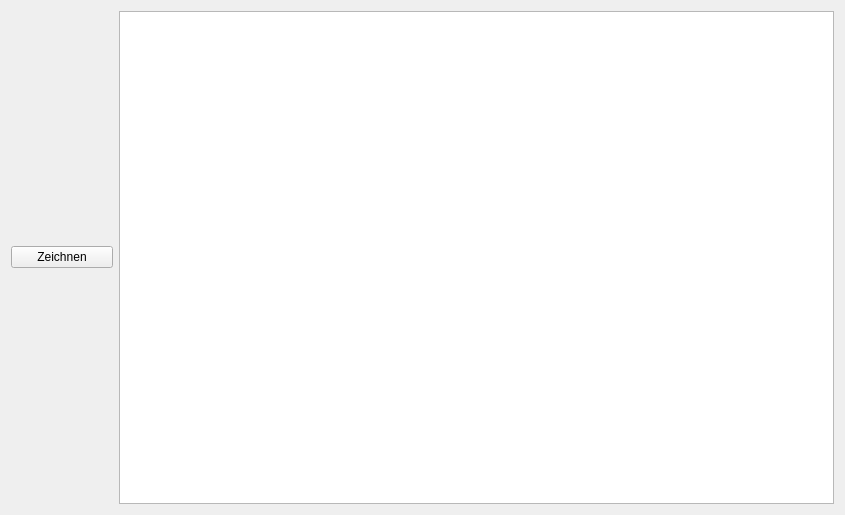
Qt form src/mainwindow.ui (3ricS/NOR) before a commit.
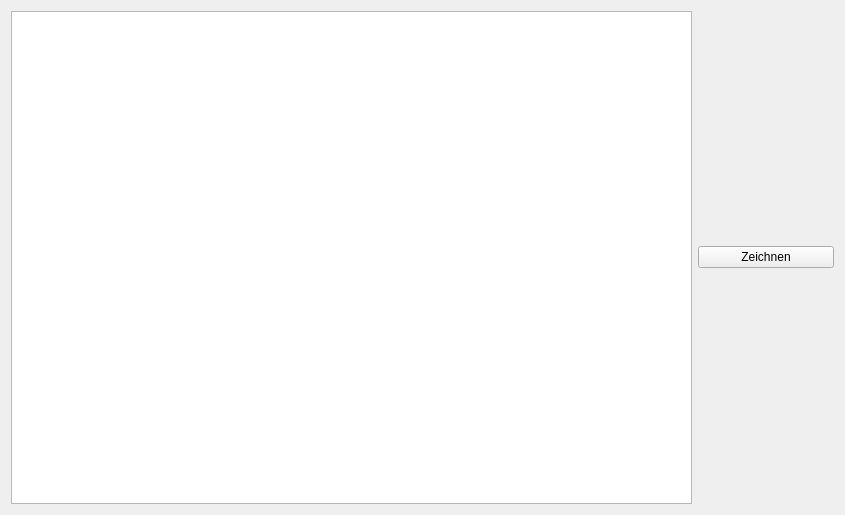
The same form after that commit.

```diff
--- a/src/mainwindow.ui
+++ b/src/mainwindow.ui
@@ -16,10 +16,13 @@
   <widget class="QWidget" name="centralWidget">
    <layout class="QGridLayout" name="gridLayout">
     <item row="0" column="1">
-     <layout class="QHBoxLayout" name="horizontalLayout" stretch="1,7">
+     <layout class="QHBoxLayout" name="horizontalLayout" stretch="5,1">
       <property name="sizeConstraint">
        <enum>QLayout::SetMaximumSize</enum>
       </property>
+      <item>
+       <widget class="QGraphicsView" name="networkView"/>
+      </item>
       <item>
        <layout class="QVBoxLayout" name="verticalLayout" stretch="0">
         <property name="spacing">
@@ -43,9 +46,6 @@
         </item>
        </layout>
       </item>
-      <item>
-       <widget class="QGraphicsView" name="networkView"/>
-      </item>
      </layout>
     </item>
    </layout>
```
